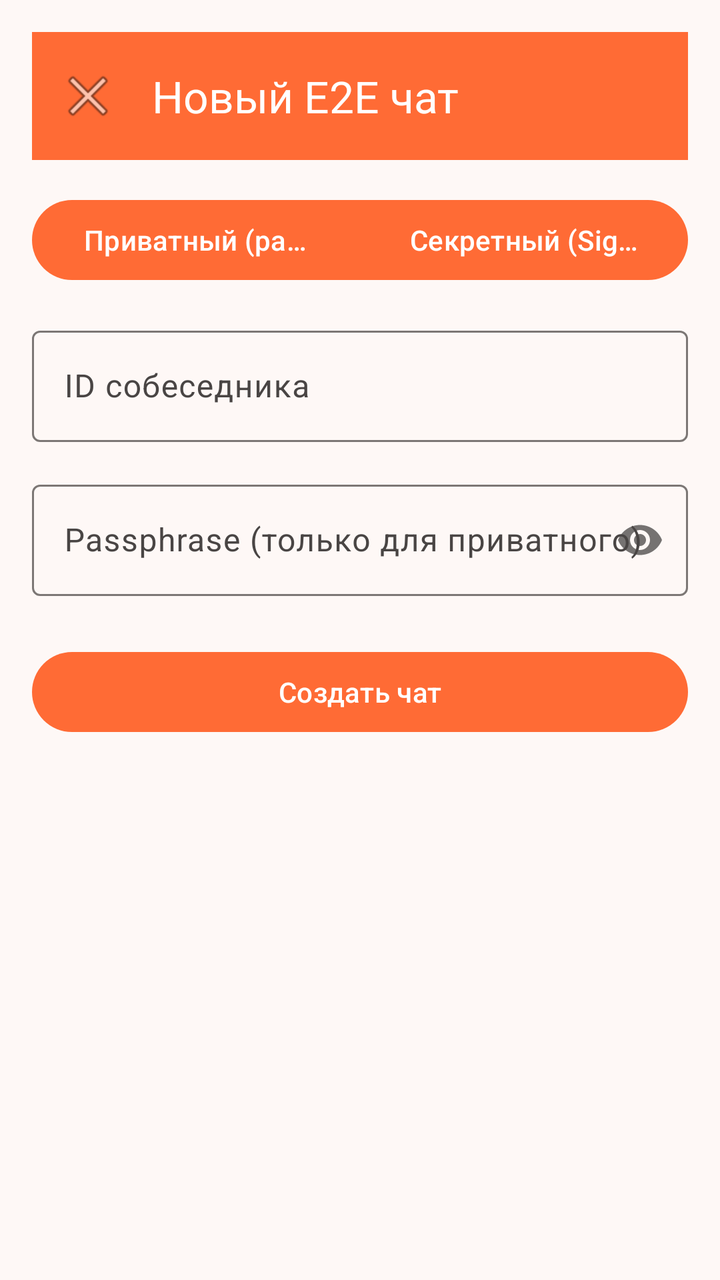
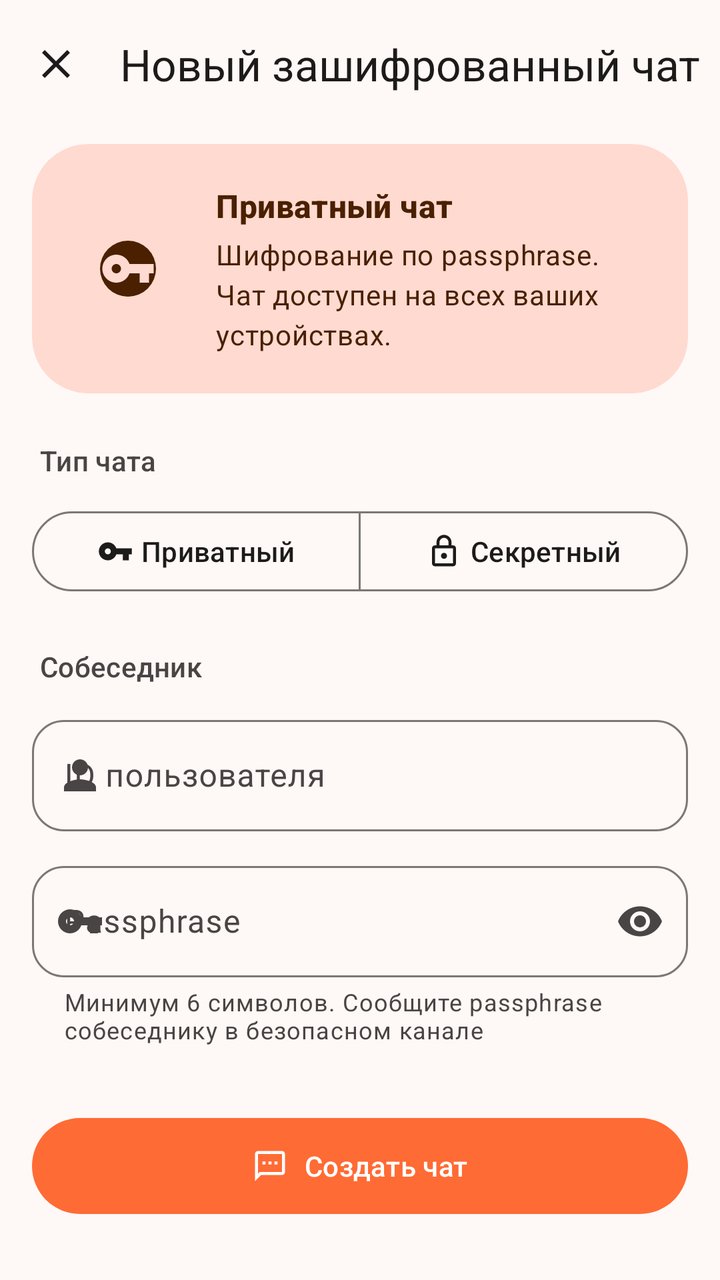

Two renders of the same Android screen: before a commit and after it. Below are the layout's source before the change and the commit's diff.
<!-- AndroidManifest.xml: activity theme Theme.BarkfluffClientAndroid -->
<!-- res/layout/activity_create_encrypted_chat.xml -->
<?xml version="1.0" encoding="utf-8"?>
<androidx.constraintlayout.widget.ConstraintLayout xmlns:android="http://schemas.android.com/apk/res/android"
    xmlns:app="http://schemas.android.com/apk/res-auto"
    android:layout_width="match_parent"
    android:layout_height="match_parent"
    android:padding="16dp">

    <com.google.android.material.appbar.MaterialToolbar
        android:id="@+id/toolbar"
        android:layout_width="0dp"
        android:layout_height="?attr/actionBarSize"
        android:background="?attr/colorPrimary"
        app:title="Новый E2E чат"
        app:titleTextColor="?attr/colorOnPrimary"
        app:navigationIcon="@android:drawable/ic_menu_close_clear_cancel"
        app:layout_constraintTop_toTopOf="parent"
        app:layout_constraintStart_toStartOf="parent"
        app:layout_constraintEnd_toEndOf="parent" />

    <com.google.android.material.button.MaterialButtonToggleGroup
        android:id="@+id/chatTypeToggle"
        android:layout_width="0dp"
        android:layout_height="wrap_content"
        android:layout_marginTop="16dp"
        app:singleSelection="true"
        app:selectionRequired="true"
        app:layout_constraintTop_toBottomOf="@id/toolbar"
        app:layout_constraintStart_toStartOf="parent"
        app:layout_constraintEnd_toEndOf="parent">

        <com.google.android.material.button.MaterialButton
            android:id="@+id/typePrivateButton"
            android:layout_width="0dp"
            android:layout_height="wrap_content"
            android:layout_weight="1"
            android:text="Приватный (passphrase)" />

        <com.google.android.material.button.MaterialButton
            android:id="@+id/typeSecretButton"
            android:layout_width="0dp"
            android:layout_height="wrap_content"
            android:layout_weight="1"
            android:text="Секретный (Signal)" />

    </com.google.android.material.button.MaterialButtonToggleGroup>

    <com.google.android.material.textfield.TextInputLayout
        android:id="@+id/peerIdLayout"
        android:layout_width="0dp"
        android:layout_height="wrap_content"
        android:layout_marginTop="16dp"
        android:hint="ID собеседника"
        app:layout_constraintTop_toBottomOf="@id/chatTypeToggle"
        app:layout_constraintStart_toStartOf="parent"
        app:layout_constraintEnd_toEndOf="parent">

        <com.google.android.material.textfield.TextInputEditText
            android:id="@+id/peerIdEditText"
            android:layout_width="match_parent"
            android:layout_height="wrap_content"
            android:inputType="number" />

    </com.google.android.material.textfield.TextInputLayout>

    <com.google.android.material.textfield.TextInputLayout
        android:id="@+id/passphraseLayout"
        android:layout_width="0dp"
        android:layout_height="wrap_content"
        android:layout_marginTop="16dp"
        android:hint="Passphrase (только для приватного)"
        app:passwordToggleEnabled="true"
        app:layout_constraintTop_toBottomOf="@id/peerIdLayout"
        app:layout_constraintStart_toStartOf="parent"
        app:layout_constraintEnd_toEndOf="parent">

        <com.google.android.material.textfield.TextInputEditText
            android:id="@+id/passphraseEditText"
            android:layout_width="match_parent"
            android:layout_height="wrap_content"
            android:inputType="textPassword" />

    </com.google.android.material.textfield.TextInputLayout>

    <com.google.android.material.textfield.TextInputLayout
        android:id="@+id/initialMessageLayout"
        android:layout_width="0dp"
        android:layout_height="wrap_content"
        android:layout_marginTop="16dp"
        android:hint="Первое сообщение (только для секретного)"
        android:visibility="gone"
        app:layout_constraintTop_toBottomOf="@id/passphraseLayout"
        app:layout_constraintStart_toStartOf="parent"
        app:layout_constraintEnd_toEndOf="parent">

        <com.google.android.material.textfield.TextInputEditText
            android:id="@+id/initialMessageEditText"
            android:layout_width="match_parent"
            android:layout_height="wrap_content"
            android:inputType="textMultiLine"
            android:maxLines="4" />

    </com.google.android.material.textfield.TextInputLayout>

    <Spinner
        android:id="@+id/peerDeviceSpinner"
        android:layout_width="0dp"
        android:layout_height="wrap_content"
        android:layout_marginTop="16dp"
        android:visibility="gone"
        app:layout_constraintTop_toBottomOf="@id/initialMessageLayout"
        app:layout_constraintStart_toStartOf="parent"
        app:layout_constraintEnd_toEndOf="parent" />

    <com.google.android.material.button.MaterialButton
        android:id="@+id/createButton"
        android:layout_width="0dp"
        android:layout_height="wrap_content"
        android:layout_marginTop="24dp"
        android:text="Создать чат"
        app:layout_constraintTop_toBottomOf="@id/peerDeviceSpinner"
        app:layout_constraintStart_toStartOf="parent"
        app:layout_constraintEnd_toEndOf="parent" />

    <ProgressBar
        android:id="@+id/progressBar"
        android:layout_width="wrap_content"
        android:layout_height="wrap_content"
        android:visibility="gone"
        app:layout_constraintTop_toBottomOf="@id/createButton"
        app:layout_constraintStart_toStartOf="parent"
        app:layout_constraintEnd_toEndOf="parent"
        android:layout_marginTop="16dp" />

</androidx.constraintlayout.widget.ConstraintLayout>
<!-- resources referenced by this layout -->
<resources>
  <color name="primary">#FF6B35</color>
  <color name="on_primary">#FFFFFF</color>
  <color name="primary_container">#FFDAD0</color>
  <color name="secondary">#2196F3</color>
  <color name="on_secondary">#FFFFFF</color>
  <color name="tertiary">#03DAC6</color>
  <color name="on_tertiary">#000000</color>
  <color name="error">#BA1A1A</color>
  <color name="on_error">#FFFFFF</color>
  <color name="error_container">#FFDAD6</color>
  <color name="on_error_container">#410002</color>
  <color name="surface">#FEF8F6</color>
  <color name="on_surface">#1C1B1A</color>
  <color name="on_surface_variant">#494544</color>
  <color name="surface_container">#F0F0F0</color>
  <color name="outline">#7C7775</color>
  <color name="outline_variant">#CDC6C4</color>
  <color name="background">#FEF8F6</color>
  <color name="on_background">#1C1B1A</color>
  <color name="inverse_surface">#31302E</color>
  <color name="inverse_on_surface">#F5F0EE</color>
  <color name="inverse_primary">#FFB5A0</color>
  <!-- unchanged entries left out for length: 11 -->
</resources>

<!-- the commit's change to res/layout/activity_create_encrypted_chat.xml (unified diff, before → after) -->
@@ -1,134 +1,279 @@
 <?xml version="1.0" encoding="utf-8"?>
-<androidx.constraintlayout.widget.ConstraintLayout xmlns:android="http://schemas.android.com/apk/res/android"
+<androidx.coordinatorlayout.widget.CoordinatorLayout xmlns:android="http://schemas.android.com/apk/res/android"
     xmlns:app="http://schemas.android.com/apk/res-auto"
     android:layout_width="match_parent"
     android:layout_height="match_parent"
-    android:padding="16dp">
-
-    <com.google.android.material.appbar.MaterialToolbar
-        android:id="@+id/toolbar"
-        android:layout_width="0dp"
-        android:layout_height="?attr/actionBarSize"
-        android:background="?attr/colorPrimary"
-        app:title="Новый E2E чат"
-        app:titleTextColor="?attr/colorOnPrimary"
-        app:navigationIcon="@android:drawable/ic_menu_close_clear_cancel"
-        app:layout_constraintTop_toTopOf="parent"
-        app:layout_constraintStart_toStartOf="parent"
-        app:layout_constraintEnd_toEndOf="parent" />
-
-    <com.google.android.material.button.MaterialButtonToggleGroup
-        android:id="@+id/chatTypeToggle"
-        android:layout_width="0dp"
+    android:fitsSystemWindows="true">
+
+    <com.google.android.material.appbar.AppBarLayout
+        android:layout_width="match_parent"
         android:layout_height="wrap_content"
-        android:layout_marginTop="16dp"
-        app:singleSelection="true"
-        app:selectionRequired="true"
-        app:layout_constraintTop_toBottomOf="@id/toolbar"
-        app:layout_constraintStart_toStartOf="parent"
-        app:layout_constraintEnd_toEndOf="parent">
-
-        <com.google.android.material.button.MaterialButton
-            android:id="@+id/typePrivateButton"
-            android:layout_width="0dp"
-            android:layout_height="wrap_content"
-            android:layout_weight="1"
-            android:text="Приватный (passphrase)" />
-
-        <com.google.android.material.button.MaterialButton
-            android:id="@+id/typeSecretButton"
-            android:layout_width="0dp"
-            android:layout_height="wrap_content"
-            android:layout_weight="1"
-            android:text="Секретный (Signal)" />
-
-    </com.google.android.material.button.MaterialButtonToggleGroup>
-
-    <com.google.android.material.textfield.TextInputLayout
-        android:id="@+id/peerIdLayout"
-        android:layout_width="0dp"
-        android:layout_height="wrap_content"
-        android:layout_marginTop="16dp"
-        android:hint="ID собеседника"
-        app:layout_constraintTop_toBottomOf="@id/chatTypeToggle"
-        app:layout_constraintStart_toStartOf="parent"
-        app:layout_constraintEnd_toEndOf="parent">
-
-        <com.google.android.material.textfield.TextInputEditText
-            android:id="@+id/peerIdEditText"
+        android:background="?attr/colorSurface">
+
+        <com.google.android.material.appbar.MaterialToolbar
+            android:id="@+id/toolbar"
+            android:layout_width="match_parent"
+            android:layout_height="?attr/actionBarSize"
+            app:navigationIcon="@drawable/ic_close"
+            app:title="Новый зашифрованный чат"
+            app:titleTextAppearance="?attr/textAppearanceTitleLarge"
+            app:titleTextColor="?attr/colorOnSurface" />
+
+    </com.google.android.material.appbar.AppBarLayout>
+
+    <androidx.core.widget.NestedScrollView
+        android:layout_width="match_parent"
+        android:layout_height="match_parent"
+        android:clipToPadding="false"
+        app:layout_behavior="@string/appbar_scrolling_view_behavior">
+
+        <LinearLayout
             android:layout_width="match_parent"
             android:layout_height="wrap_content"
-            android:inputType="number" />
-
-    </com.google.android.material.textfield.TextInputLayout>
-
-    <com.google.android.material.textfield.TextInputLayout
-        android:id="@+id/passphraseLayout"
-        android:layout_width="0dp"
-        android:layout_height="wrap_content"
-        android:layout_marginTop="16dp"
-        android:hint="Passphrase (только для приватного)"
-        app:passwordToggleEnabled="true"
-        app:layout_constraintTop_toBottomOf="@id/peerIdLayout"
-        app:layout_constraintStart_toStartOf="parent"
-        app:layout_constraintEnd_toEndOf="parent">
-
-        <com.google.android.material.textfield.TextInputEditText
-            android:id="@+id/passphraseEditText"
-            android:layout_width="match_parent"
-            android:layout_height="wrap_content"
-            android:inputType="textPassword" />
-
-    </com.google.android.material.textfield.TextInputLayout>
-
-    <com.google.android.material.textfield.TextInputLayout
-        android:id="@+id/initialMessageLayout"
-        android:layout_width="0dp"
-        android:layout_height="wrap_content"
-        android:layout_marginTop="16dp"
-        android:hint="Первое сообщение (только для секретного)"
-        android:visibility="gone"
-        app:layout_constraintTop_toBottomOf="@id/passphraseLayout"
-        app:layout_constraintStart_toStartOf="parent"
-        app:layout_constraintEnd_toEndOf="parent">
-
-        <com.google.android.material.textfield.TextInputEditText
-            android:id="@+id/initialMessageEditText"
-            android:layout_width="match_parent"
-            android:layout_height="wrap_content"
-            android:inputType="textMultiLine"
-            android:maxLines="4" />
-
-    </com.google.android.material.textfield.TextInputLayout>
-
-    <Spinner
-        android:id="@+id/peerDeviceSpinner"
-        android:layout_width="0dp"
-        android:layout_height="wrap_content"
-        android:layout_marginTop="16dp"
-        android:visibility="gone"
-        app:layout_constraintTop_toBottomOf="@id/initialMessageLayout"
-        app:layout_constraintStart_toStartOf="parent"
-        app:layout_constraintEnd_toEndOf="parent" />
-
-    <com.google.android.material.button.MaterialButton
-        android:id="@+id/createButton"
-        android:layout_width="0dp"
-        android:layout_height="wrap_content"
-        android:layout_marginTop="24dp"
-        android:text="Создать чат"
-        app:layout_constraintTop_toBottomOf="@id/peerDeviceSpinner"
-        app:layout_constraintStart_toStartOf="parent"
-        app:layout_constraintEnd_toEndOf="parent" />
-
-    <ProgressBar
-        android:id="@+id/progressBar"
-        android:layout_width="wrap_content"
-        android:layout_height="wrap_content"
-        android:visibility="gone"
-        app:layout_constraintTop_toBottomOf="@id/createButton"
-        app:layout_constraintStart_toStartOf="parent"
-        app:layout_constraintEnd_toEndOf="parent"
-        android:layout_marginTop="16dp" />
-
-</androidx.constraintlayout.widget.ConstraintLayout>
+            android:orientation="vertical"
+            android:paddingHorizontal="16dp"
+            android:paddingTop="8dp"
+            android:paddingBottom="32dp">
+
+            
+            <com.google.android.material.card.MaterialCardView
+                android:id="@+id/modeHeroCard"
+                android:layout_width="match_parent"
+                android:layout_height="wrap_content"
+                app:cardBackgroundColor="?attr/colorPrimaryContainer"
+                app:cardCornerRadius="28dp"
+                app:cardElevation="0dp"
+                app:strokeWidth="0dp">
+
+                <LinearLayout
+                    android:layout_width="match_parent"
+                    android:layout_height="wrap_content"
+                    android:gravity="center_vertical"
+                    android:orientation="horizontal"
+                    android:paddingHorizontal="20dp"
+                    android:paddingVertical="20dp">
+
+                    <com.google.android.material.imageview.ShapeableImageView
+                        android:id="@+id/modeIcon"
+                        android:layout_width="56dp"
+                        android:layout_height="56dp"
+                        android:background="?attr/colorOnPrimaryContainer"
+                        android:padding="14dp"
+                        android:scaleType="fitCenter"
+                        android:src="@drawable/ic_key"
+                        app:shapeAppearanceOverlay="@style/ShapeAppearanceOverlay.App.CornerSize50Percent"
+                        app:tint="?attr/colorPrimaryContainer" />
+
+                    <LinearLayout
+                        android:layout_width="0dp"
+                        android:layout_height="wrap_content"
+                        android:layout_marginStart="16dp"
+                        android:layout_weight="1"
+                        android:orientation="vertical">
+
+                        <TextView
+                            android:id="@+id/modeTitle"
+                            android:layout_width="match_parent"
+                            android:layout_height="wrap_content"
+                            android:text="Приватный чат"
+                            android:textAppearance="?attr/textAppearanceTitleMedium"
+                            android:textColor="?attr/colorOnPrimaryContainer"
+                            android:textStyle="bold" />
+
+                        <TextView
+                            android:id="@+id/modeDescription"
+                            android:layout_width="match_parent"
+                            android:layout_height="wrap_content"
+                            android:layout_marginTop="4dp"
+                            android:text="Шифрование по passphrase. Чат доступен на всех ваших устройствах."
+                            android:textAppearance="?attr/textAppearanceBodyMedium"
+                            android:textColor="?attr/colorOnPrimaryContainer" />
+
+                    </LinearLayout>
+
+                </LinearLayout>
+
+            </com.google.android.material.card.MaterialCardView>
+
+            
+            <TextView
+                android:layout_width="match_parent"
+                android:layout_height="wrap_content"
+                android:layout_marginTop="24dp"
+                android:layout_marginBottom="12dp"
+                android:paddingHorizontal="4dp"
+                android:text="Тип чата"
+                android:textAppearance="?attr/textAppearanceLabelLarge"
+                android:textColor="?attr/colorOnSurfaceVariant" />
+
+            <com.google.android.material.button.MaterialButtonToggleGroup
+                android:id="@+id/chatTypeToggle"
+                android:layout_width="match_parent"
+                android:layout_height="wrap_content"
+                app:selectionRequired="true"
+                app:singleSelection="true">
+
+                <com.google.android.material.button.MaterialButton
+                    android:id="@+id/typePrivateButton"
+                    style="?attr/materialButtonOutlinedStyle"
+                    android:layout_width="0dp"
+                    android:layout_height="48dp"
+                    android:layout_weight="1"
+                    android:text="Приватный"
+                    app:icon="@drawable/ic_key"
+                    app:iconGravity="textStart"
+                    app:iconSize="18dp" />
+
+                <com.google.android.material.button.MaterialButton
+                    android:id="@+id/typeSecretButton"
+                    style="?attr/materialButtonOutlinedStyle"
+                    android:layout_width="0dp"
+                    android:layout_height="48dp"
+                    android:layout_weight="1"
+                    android:text="Секретный"
+                    app:icon="@drawable/ic_security"
+                    app:iconGravity="textStart"
+                    app:iconSize="18dp" />
+
+            </com.google.android.material.button.MaterialButtonToggleGroup>
+
+            
+            <TextView
+                android:layout_width="match_parent"
+                android:layout_height="wrap_content"
+                android:layout_marginTop="24dp"
+                android:layout_marginBottom="12dp"
+                android:paddingHorizontal="4dp"
+                android:text="Собеседник"
+                android:textAppearance="?attr/textAppearanceLabelLarge"
+                android:textColor="?attr/colorOnSurfaceVariant" />
+
+            <com.google.android.material.textfield.TextInputLayout
+                android:id="@+id/peerIdLayout"
+                style="@style/Widget.Material3.TextInputLayout.OutlinedBox"
+                android:layout_width="match_parent"
+                android:layout_height="wrap_content"
+                android:hint="ID пользователя"
+                app:boxCornerRadiusBottomEnd="16dp"
+                app:boxCornerRadiusBottomStart="16dp"
+                app:boxCornerRadiusTopEnd="16dp"
+                app:boxCornerRadiusTopStart="16dp"
+                app:startIconDrawable="@drawable/ic_person">
+
+                <com.google.android.material.textfield.TextInputEditText
+                    android:id="@+id/peerIdEditText"
+                    android:layout_width="match_parent"
+                    android:layout_height="wrap_content"
+                    android:inputType="number" />
+
+            </com.google.android.material.textfield.TextInputLayout>
+
+            
+            <com.google.android.material.textfield.TextInputLayout
+                android:id="@+id/passphraseLayout"
+                style="@style/Widget.Material3.TextInputLayout.OutlinedBox"
+                android:layout_width="match_parent"
+                android:layout_height="wrap_content"
+                android:layout_marginTop="12dp"
+                android:hint="Passphrase"
+                app:boxCornerRadiusBottomEnd="16dp"
+                app:boxCornerRadiusBottomStart="16dp"
+                app:boxCornerRadiusTopEnd="16dp"
+                app:boxCornerRadiusTopStart="16dp"
+                app:endIconMode="password_toggle"
+                app:helperText="Минимум 6 символов. Сообщите passphrase собеседнику в безопасном канале"
+                app:helperTextEnabled="true"
+                app:startIconDrawable="@drawable/ic_key">
+
+                <com.google.android.material.textfield.TextInputEditText
+                    android:id="@+id/passphraseEditText"
+                    android:layout_width="match_parent"
+                    android:layout_height="wrap_content"
+                    android:inputType="textPassword" />
+
+            </com.google.android.material.textfield.TextInputLayout>
+
+            
+            <TextView
+                android:id="@+id/peerDeviceLabel"
+                android:layout_width="match_parent"
+                android:layout_height="wrap_content"
+                android:layout_marginTop="20dp"
+                android:layout_marginBottom="8dp"
+                android:paddingHorizontal="4dp"
+                android:text="Устройство собеседника"
+                android:textAppearance="?attr/textAppearanceLabelMedium"
+                android:textColor="?attr/colorOnSurfaceVariant"
+                android:visibility="gone" />
+
+            <com.google.android.material.card.MaterialCardView
+                android:id="@+id/peerDeviceCard"
+                android:layout_width="match_parent"
+                android:layout_height="56dp"
+                android:visibility="gone"
+                app:cardBackgroundColor="?attr/colorSurfaceContainerLow"
+                app:cardCornerRadius="16dp"
+                app:cardElevation="0dp"
+                app:strokeColor="?attr/colorOutlineVariant"
+                app:strokeWidth="1dp">
+
+                <Spinner
+                    android:id="@+id/peerDeviceSpinner"
+                    android:layout_width="match_parent"
+                    android:layout_height="match_parent"
+                    android:paddingHorizontal="12dp" />
+
+            </com.google.android.material.card.MaterialCardView>
+
+            
+            <com.google.android.material.textfield.TextInputLayout
+                android:id="@+id/initialMessageLayout"
+                style="@style/Widget.Material3.TextInputLayout.OutlinedBox"
+                android:layout_width="match_parent"
+                android:layout_height="wrap_content"
+                android:layout_marginTop="12dp"
+                android:hint="Первое сообщение"
+                android:visibility="gone"
+                app:boxCornerRadiusBottomEnd="16dp"
+                app:boxCornerRadiusBottomStart="16dp"
+                app:boxCornerRadiusTopEnd="16dp"
+                app:boxCornerRadiusTopStart="16dp"
+                app:helperText="Будет отправлено вместе с приглашением"
+                app:helperTextEnabled="true">
+
+                <com.google.android.material.textfield.TextInputEditText
+                    android:id="@+id/initialMessageEditText"
+                    android:layout_width="match_parent"
+                    android:layout_height="wrap_content"
+                    android:gravity="top|start"
+                    android:inputType="textMultiLine|textCapSentences"
+                    android:maxLines="4"
+                    android:minLines="2" />
+
+            </com.google.android.material.textfield.TextInputLayout>
+
+            
+            <com.google.android.material.button.MaterialButton
+                android:id="@+id/createButton"
+                android:layout_width="match_parent"
+                android:layout_height="56dp"
+                android:layout_marginTop="32dp"
+                android:text="Создать чат"
+                android:textAppearance="?attr/textAppearanceLabelLarge"
+                app:cornerRadius="28dp"
+                app:icon="@drawable/ic_chat_bubble"
+                app:iconGravity="textStart" />
+
+            <ProgressBar
+                android:id="@+id/progressBar"
+                android:layout_width="wrap_content"
+                android:layout_height="wrap_content"
+                android:layout_gravity="center_horizontal"
+                android:layout_marginTop="16dp"
+                android:visibility="gone" />
+
+        </LinearLayout>
+
+    </androidx.core.widget.NestedScrollView>
+
+</androidx.coordinatorlayout.widget.CoordinatorLayout>
<!-- resource entries referenced after the edit -->
@@ -1,5 +1,72 @@
 <!-- resources referenced by this layout -->
 <resources>
+  <!-- drawable ic_chat_bubble (drawable) -->
+  <?xml version="1.0" encoding="utf-8"?>
+  <vector xmlns:android="http://schemas.android.com/apk/res/android"
+      android:width="24dp"
+      android:height="24dp"
+      android:viewportWidth="24"
+      android:viewportHeight="24">
+      <path
+          android:fillColor="@android:color/white"
+          android:pathData="M20,2H4C2.9,2 2,2.9 2,4v18l4,-4h14c1.1,0 2,-0.9 2,-2V4C22,2.9 21.1,2 20,2zM20,16H5.17L4,17.17V4h16V16z" />
+      <path
+          android:fillColor="@android:color/white"
+          android:pathData="M7,9h2v2h-2z" />
+      <path
+          android:fillColor="@android:color/white"
+          android:pathData="M11,9h2v2h-2z" />
+      <path
+          android:fillColor="@android:color/white"
+          android:pathData="M15,9h2v2h-2z" />
+  </vector>
+  <!-- drawable ic_close (drawable) -->
+  <vector xmlns:android="http://schemas.android.com/apk/res/android"
+      android:width="24dp"
+      android:height="24dp"
+      android:viewportWidth="24"
+      android:viewportHeight="24"
+      android:tint="?attr/colorOnSurface">
+      <path
+          android:fillColor="@android:color/white"
+          android:pathData="M19,6.41L17.59,5 12,10.59 6.41,5 5,6.41 10.59,12 5,17.59 6.41,19 12,13.41 17.59,19 19,17.59 13.41,12z" />
+  </vector>
+  <!-- drawable ic_key (drawable) -->
+  <?xml version="1.0" encoding="utf-8"?>
+  <vector xmlns:android="http://schemas.android.com/apk/res/android"
+      android:width="24dp"
+      android:height="24dp"
+      android:viewportWidth="24"
+      android:viewportHeight="24">
+      <path
+          android:fillColor="?attr/colorOnSurface"
+          android:pathData="M12.65,10C11.83,7.67 9.61,6 7,6c-3.31,0 -6,2.69 -6,6s2.69,6 6,6c2.61,0 4.83,-1.67 5.65,-4H17v4h4v-4h2v-4H12.65zM7,14c-1.1,0 -2,-0.9 -2,-2s0.9,-2 2,-2 2,0.9 2,2 -0.9,2 -2,2z"/>
+  </vector>
+  <!-- drawable ic_person (drawable) -->
+  <?xml version="1.0" encoding="utf-8"?>
+  <vector xmlns:android="http://schemas.android.com/apk/res/android"
+      android:width="24dp"
+      android:height="24dp"
+      android:viewportWidth="24"
+      android:viewportHeight="24">
+      <path
+          android:fillColor="?attr/colorOnSurface"
+          android:pathData="M12,12c2.21,0 4,-1.79 4,-4s-1.79,-4 -4,-4 -4,1.79 -4,4 1.79,4 4,4zM12,14c-2.67,0 -8,1.34 -8,4v2h16v-2c0,-2.66 -5.33,-4 -8,-4z"/>
+  </vector>
+  <!-- drawable ic_security (drawable) -->
+  <?xml version="1.0" encoding="utf-8"?>
+  <vector xmlns:android="http://schemas.android.com/apk/res/android"
+      android:width="24dp"
+      android:height="24dp"
+      android:viewportWidth="24"
+      android:viewportHeight="24">
+      <path
+          android:fillColor="?attr/colorOnSurface"
+          android:pathData="M18,8h-1V6c0,-2.76 -2.24,-5 -5,-5S7,3.24 7,6v2H6c-1.1,0 -2,0.9 -2,2v10c0,1.1 0.9,2 2,2h12c1.1,0 2,-0.9 2,-2V10c0,-1.1 -0.9,-2 -2,-2zM9,6c0,-1.66 1.34,-3 3,-3s3,1.34 3,3v2H9V6zM18,20H6V10h12v10zM12,17c1.1,0 2,-0.9 2,-2s-0.9,-2 -2,-2 -2,0.9 -2,2 0.9,2 2,2z"/>
+  </vector>
+  <style name="ShapeAppearanceOverlay.App.CornerSize50Percent" parent="">
+          <item name="cornerSize">50%</item>
+      </style>
   <color name="primary">#FF6B35</color>
   <color name="on_primary">#FFFFFF</color>
   <color name="primary_container">#FFDAD0</color>
